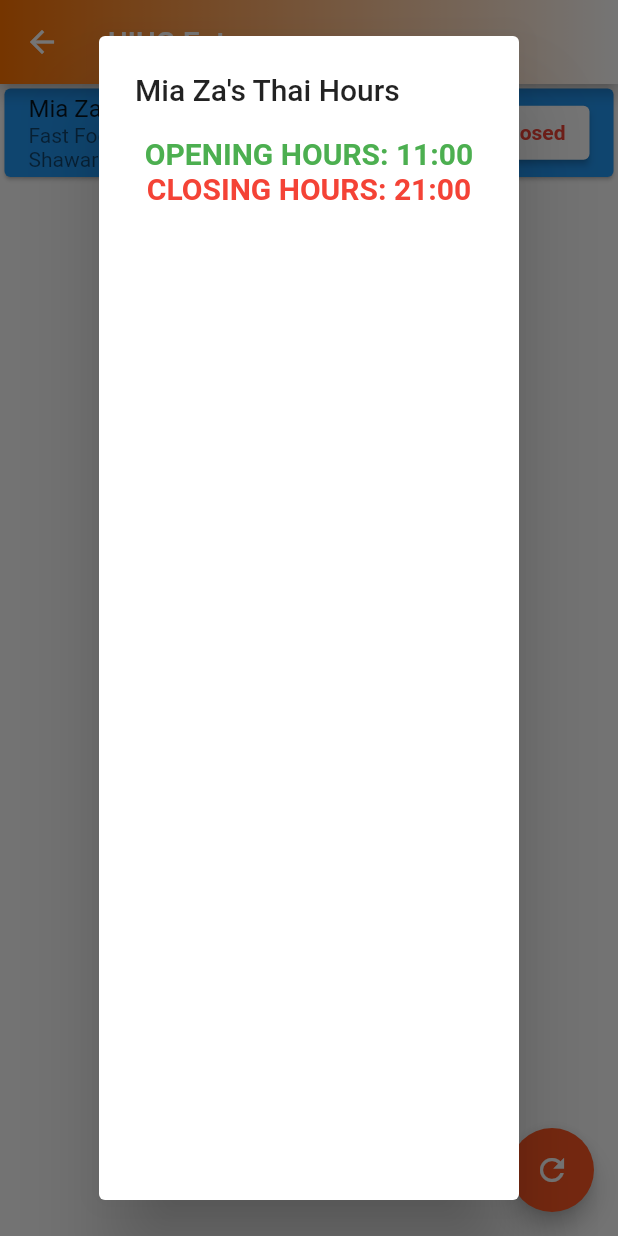
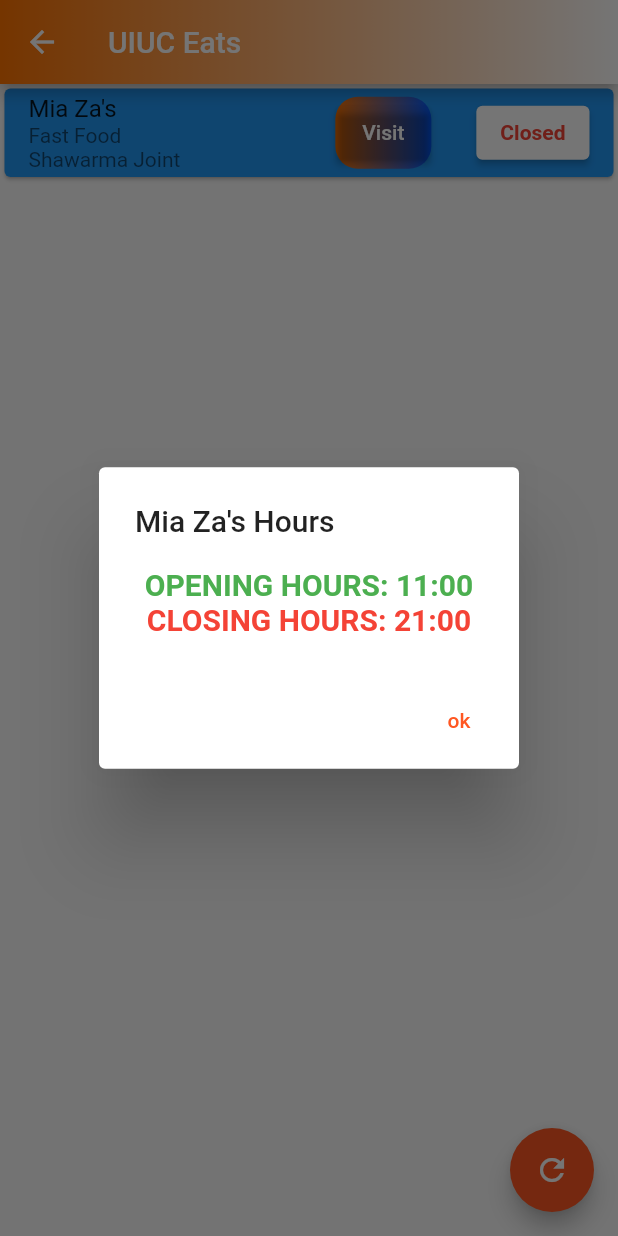
Before and after one commit to SiGMobileUIUC/restaurant_app, a Flutter app: the RestaurantScreen screen opened directly, after a tap on the "refresh" icon, after a tap on "Closed", on a phone screen of 412 x 824 dp. Run offline on Flutter 3.47's test engine with Material 2 defaults, Android fonts, the phone set to English and light mode, and no system bars; our stand-ins replace csv, flutter_platform_widgets.

Commit message:
fixed formatting with alert popup for operating hours

```diff
--- a/lib/src/screens/restaurant_info_pages.dart
+++ b/lib/src/screens/restaurant_info_pages.dart
@@ -43,10 +43,10 @@ class RestaurantInfoPage extends StatelessWidget {
           Padding(
             padding: const EdgeInsets.fromLTRB(0, 0, 0, 90),
             child: Text(
-              'CLOSING HOURS: $openhr',
+              'OPENING HOURS: $openhr',
               style: const TextStyle(
                 fontWeight: FontWeight.bold,
-                color: Colors.red,
+                color: Colors.green,
                 fontSize: 20,
               ),
             ),
--- a/lib/src/screens/restaurant_list_screen.dart
+++ b/lib/src/screens/restaurant_list_screen.dart
@@ -148,12 +148,9 @@ class _MyHomePageState extends State<RestaurantScreen> {
                                 context: context,
                                 builder: (context) => AlertDialog(
                                   title: Text(
-                                      "${_data[index][0].toString()} Thai Hours"),
-                                  content: Expanded(
-                                    flex: 1,
-                                    child: Column(
-                                      mainAxisAlignment:
-                                          MainAxisAlignment.start,
+                                      "${_data[index][0].toString()} Hours"),
+                                  content: Column(
+                                    mainAxisSize: MainAxisSize.min,
                                     children: [
                                       Text(
                                         'OPENING HOURS: ${_data[index][1].toString()}',
@@ -163,10 +160,7 @@ class _MyHomePageState extends State<RestaurantScreen> {
                                           fontSize: 20,
                                         ),
                                       ),
-                                        Padding(
-                                          padding: const EdgeInsets.fromLTRB(
-                                              0, 0, 0, 90),
-                                          child: Text(
+                                      Text(
                                         'CLOSING HOURS: ${_data[index][2].toString()}',
                                         style: const TextStyle(
                                           fontWeight: FontWeight.bold,
@@ -174,10 +168,14 @@ class _MyHomePageState extends State<RestaurantScreen> {
                                           fontSize: 20,
                                         ),
                                       ),
+                                    ],
+                                  ),
+                                  actions: [
+                                    TextButton(
+                                      child: const Text("ok"),
+                                      onPressed: () => Navigator.pop(context),
                                     ),
                                   ],
-                                    ),
-                                  ),
                                 ),
                               );
                             },
```
Lines whose indentation alone changed are shown as unchanged.
